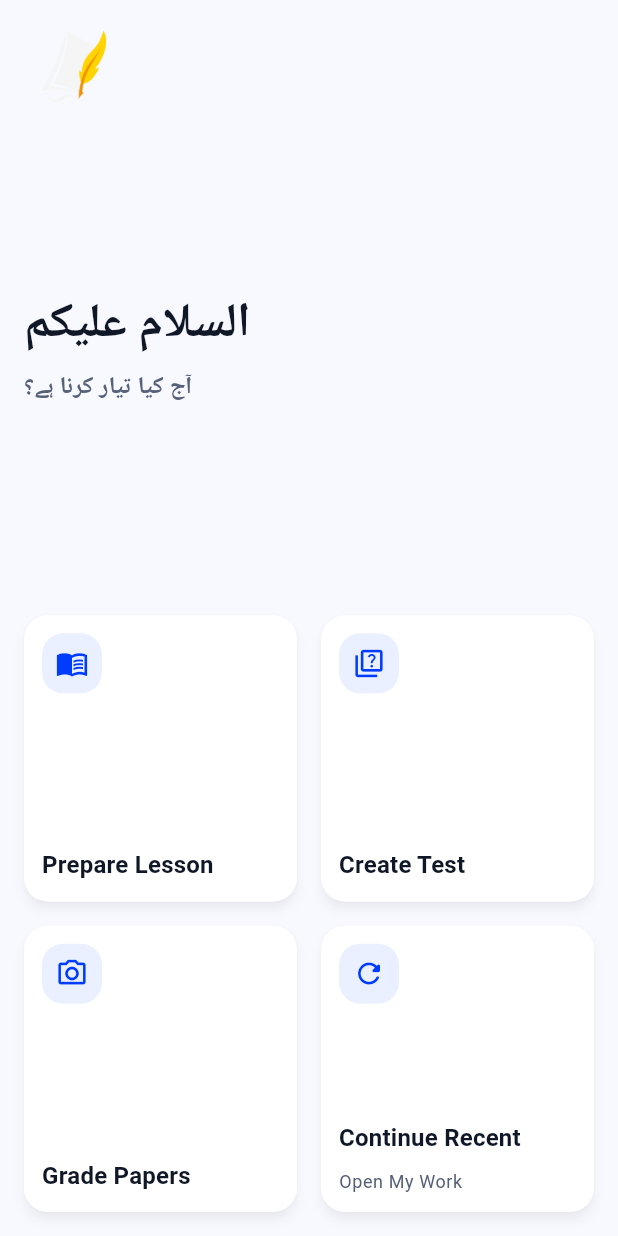
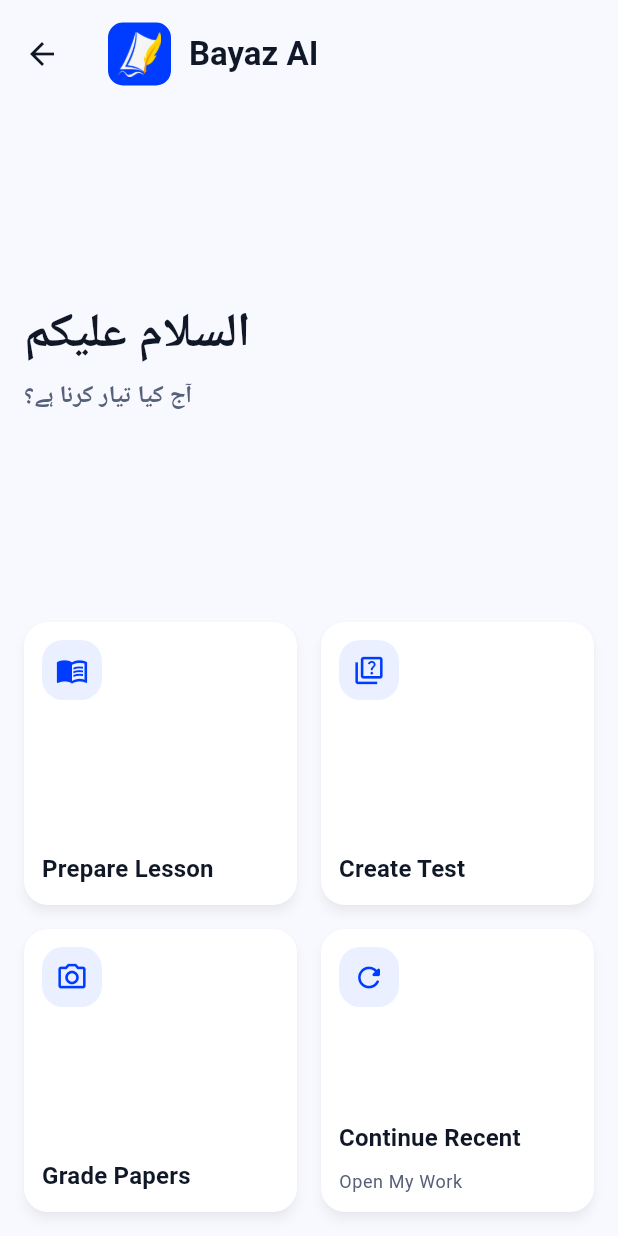
Before and after one commit to zaynbaluch/rahbar.ai, a Flutter app: the CurriculumHomeScreen screen opened directly, on a phone screen of 412 x 824 dp. Run offline on Flutter 3.47's test engine with Material 3 defaults, Android fonts, the phone set to English and light mode, and no system bars; our stand-ins replace image_picker, pdf, printing; missing offline and left inert: llama_cpp_dart, sqlite3.

Commit message:
ui: restore branded Home header

```diff
--- a/app/lib/features/curriculum/curriculum_home_screen.dart
+++ b/app/lib/features/curriculum/curriculum_home_screen.dart
@@ -1,6 +1,7 @@
 import 'package:flutter/material.dart';
 
 import '../../design_system/components/bayaz_card.dart';
+import '../../design_system/components/brand_app_bar.dart';
 import '../../design_system/theme/app_colors.dart';
 import '../../design_system/theme/app_spacing.dart';
 import '../content/topic_picker_screen.dart';
@@ -142,6 +143,24 @@ class _CurriculumHomeScreenState extends State<CurriculumHomeScreen> {
     final largeText = MediaQuery.textScalerOf(context).scale(1) > 1.4;
     final tiles = _homeTiles();
     return Scaffold(
+      appBar: AppBar(
+        toolbarHeight: 72,
+        title: Tooltip(
+          message: 'Open Settings',
+          child: Semantics(
+            button: true,
+            label: 'Open Settings',
+            child: InkWell(
+              borderRadius: BorderRadius.circular(12),
+              onTap: _openSettings,
+              child: const Padding(
+                padding: EdgeInsets.symmetric(vertical: AppSpacing.xs),
+                child: BrandAppBarTitle(),
+              ),
+            ),
+          ),
+        ),
+      ),
       body: SafeArea(
         child: Padding(
           padding: const EdgeInsets.fromLTRB(
@@ -153,29 +172,6 @@ class _CurriculumHomeScreenState extends State<CurriculumHomeScreen> {
           child: Column(
             crossAxisAlignment: CrossAxisAlignment.stretch,
             children: [
-              Align(
-                alignment: Alignment.centerLeft,
-                child: Semantics(
-                  button: true,
-                  label: 'Open Settings',
-                  child: Tooltip(
-                    message: 'Open Settings',
-                    child: InkWell(
-                      borderRadius: BorderRadius.circular(16),
-                      onTap: _openSettings,
-                      child: Padding(
-                        padding: const EdgeInsets.all(AppSpacing.xs),
-                        child: Image.asset(
-                          'assets/ui/branding/bayaz_logo.png',
-                          width: 48,
-                          height: 48,
-                          fit: BoxFit.contain,
-                        ),
-                      ),
-                    ),
-                  ),
-                ),
-              ),
               if (largeText)
                 Expanded(
                   child: SingleChildScrollView(
@@ -393,7 +389,9 @@ class _CurriculumHomeScreenState extends State<CurriculumHomeScreen> {
       ).push(MaterialPageRoute(builder: (_) => const SettingsScreen()));
     }
     if (!mounted) return;
-    setState(() => _teacher = _onboardingStore.read());
+    setState(() {
+      _teacher = _onboardingStore.read();
+    });
   }
 
   Future<void> _openWorkflow(TopicPickerMode mode) async {
```
Also changed, not shown: 1 other file.
